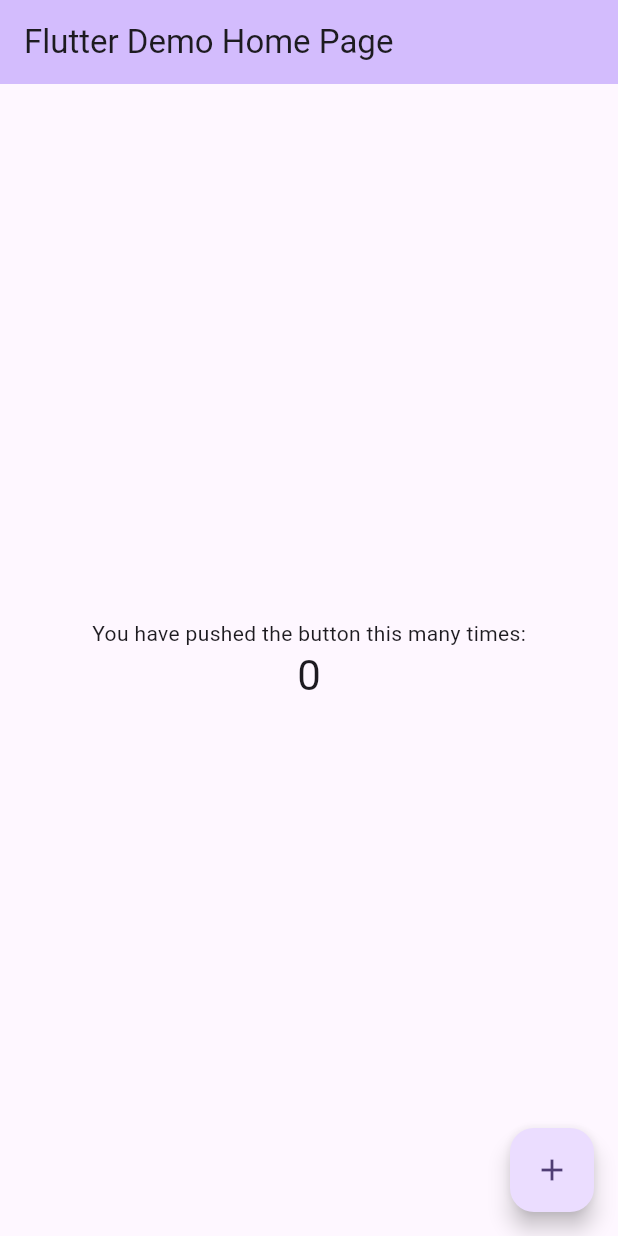
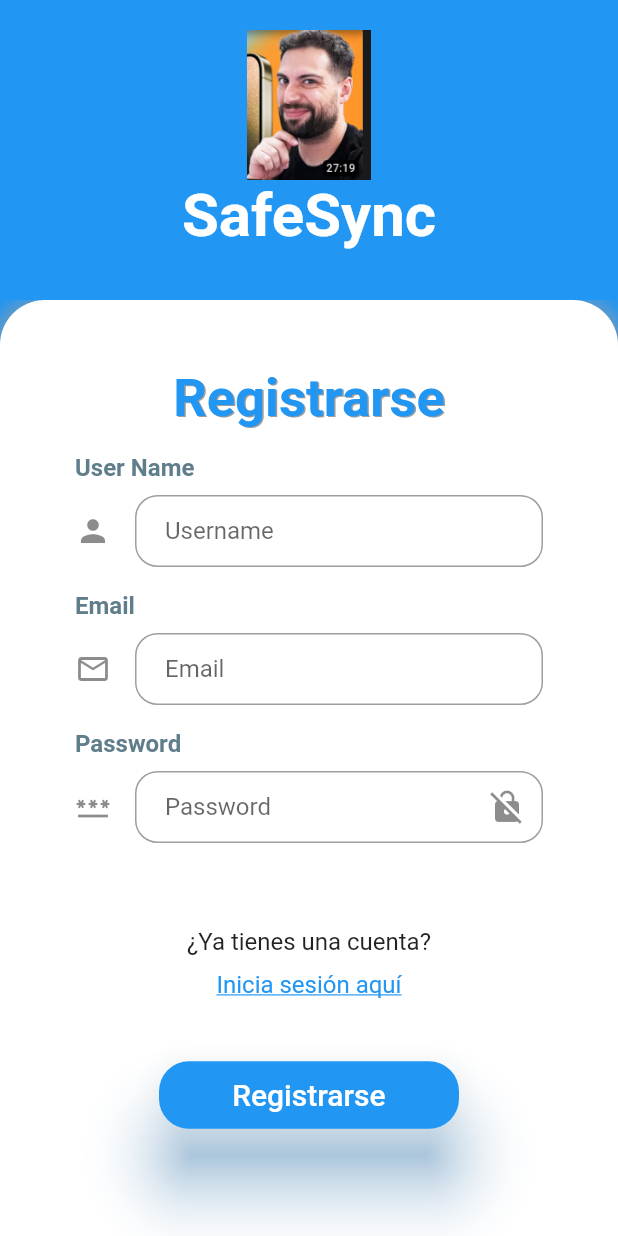
Before and after one commit to JesuBermudez/SafeSync, a Flutter app: the screen it shows after launch, on a phone screen of 412 x 824 dp. Run offline on Flutter 3.47's test engine with Material 2 defaults, Android fonts, the light colour scheme and no system bars.

Commit message:
-mfix(register casi finished)

```diff
--- a/lib/main.dart
+++ b/lib/main.dart
@@ -1,4 +1,7 @@
 import 'package:flutter/material.dart';
+import 'package:safesync/routes/routes.dart';
+// ignore: depend_on_referenced_packages
+import 'package:flutter_localizations/flutter_localizations.dart';
 
 void main() {
   runApp(const MyApp());
@@ -10,60 +13,18 @@ class MyApp extends StatelessWidget {
   @override
   Widget build(BuildContext context) {
     return MaterialApp(
-      title: 'Flutter Demo',
-      theme: ThemeData(
-        colorScheme: ColorScheme.fromSeed(seedColor: Colors.deepPurple),
-        useMaterial3: true,
-      ),
-      home: const MyHomePage(title: 'Flutter Demo Home Page'),
+      localizationsDelegates: const [
+        GlobalMaterialLocalizations.delegate,
+        GlobalWidgetsLocalizations.delegate,
+        GlobalCupertinoLocalizations.delegate,
+      ],
+      supportedLocales: const [
+        Locale('en'), // English
+        Locale('es'), // Spanish
+      ],
+      debugShowCheckedModeBanner: false,
+      initialRoute: '/',
+      routes: getAppRoutes(),
     );
   }
 }
-
-class MyHomePage extends StatefulWidget {
-  const MyHomePage({super.key, required this.title});
-
-  final String title;
-
-  @override
-  State<MyHomePage> createState() => _MyHomePageState();
-}
-
-class _MyHomePageState extends State<MyHomePage> {
-  int _counter = 0;
-
-  void _incrementCounter() {
-    setState(() {
-      _counter++;
-    });
-  }
-
-  @override
-  Widget build(BuildContext context) {
-    return Scaffold(
-      appBar: AppBar(
-        backgroundColor: Theme.of(context).colorScheme.inversePrimary,
-        title: Text(widget.title),
-      ),
-      body: Center(
-        child: Column(
-          mainAxisAlignment: MainAxisAlignment.center,
-          children: <Widget>[
-            const Text(
-              'You have pushed the button this many times:',
-            ),
-            Text(
-              '$_counter',
-              style: Theme.of(context).textTheme.headlineMedium,
-            ),
-          ],
-        ),
-      ),
-      floatingActionButton: FloatingActionButton(
-        onPressed: _incrementCounter,
-        tooltip: 'Increment',
-        child: const Icon(Icons.add),
-      ),
-    );
-  }
-}
--- /dev/null
+++ b/lib/pages/register_page.dart
@@ -0,0 +1,169 @@
+import 'package:flutter/material.dart';
+
+import '../ui/inputs/input_label.dart';
+import '../ui/inputs/redirection_login.dart';
+
+class RegisterPage extends StatefulWidget {
+  const RegisterPage({super.key});
+
+  @override
+  State<RegisterPage> createState() => _RegisterPageState();
+}
+
+class _RegisterPageState extends State<RegisterPage> {
+  @override
+  Widget build(BuildContext context) {
+    final screenHeight = MediaQuery.of(context).size.height;
+    return Scaffold(
+      resizeToAvoidBottomInset: true,
+      body: Stack(
+        children: [
+          //Fondo azul con logo y nombre de la app
+          Positioned(
+            top: 0,
+            left: 0,
+            right: 0,
+            height: 230,
+            child: Container(
+              color: Colors.blue,
+              padding: const EdgeInsets.all(20.0),
+              child: Column(
+                children: [
+                  Image.asset('assets/logo.png', height: 100),
+                  const Text(
+                    'SafeSync',
+                    style: TextStyle(
+                        color: Colors.white,
+                        fontSize: 40.0,
+                        fontWeight: FontWeight.bold),
+                  )
+                ],
+              ),
+            ),
+          ),
+
+          //Contenedor de los imputs
+          Positioned(
+            bottom: 0,
+            left: 0,
+            right: 0,
+            top: 200,
+            child: SingleChildScrollView(
+              child: Container(
+                padding: EdgeInsets.fromLTRB(50, 45, 50, screenHeight * 0.30),
+                decoration: BoxDecoration(
+                  boxShadow: [
+                    BoxShadow(
+                      color: Colors.grey.withOpacity(0.5),
+                      spreadRadius: 5,
+                      blurRadius: 7,
+                      offset: const Offset(0, 3),
+                    ),
+                  ],
+                  color: Colors.white,
+                  borderRadius: const BorderRadius.only(
+                    topLeft: Radius.circular(30.0),
+                    topRight: Radius.circular(30.0),
+                  ),
+                ),
+                child: Column(
+                  children: [
+                    const Text(
+                      'Registrarse',
+                      style: TextStyle(
+                          fontSize: 35.0,
+                          fontWeight: FontWeight.bold,
+                          color: Colors.blue,
+                          shadows: [
+                            Shadow(offset: Offset(1.0, 1.2), color: Colors.grey)
+                          ]),
+                      textAlign: TextAlign.center,
+                    ),
+                    const SizedBox(height: 16),
+                    LabelInput(label: 'User Name', input: createUserName()),
+                    LabelInput(label: 'Email', input: createEmail()),
+                    LabelInput(label: 'Password', input: createPasword()),
+                    const SizedBox(height: 40),
+                    createRedirection(
+                        text: '¿Ya tienes una cuenta?',
+                        textLink: 'Inicia sesión aquí'),
+                    const SizedBox(height: 40),
+                    createButtonRegister()
+                  ],
+                ),
+              ),
+            ),
+          )
+        ],
+      ),
+    );
+  }
+
+  createButtonRegister() {
+    return ElevatedButton(
+      onPressed: () {},
+      style: ButtonStyle(
+          elevation: const MaterialStatePropertyAll(20),
+          fixedSize: const MaterialStatePropertyAll(Size(200, 45)),
+          shadowColor: const MaterialStatePropertyAll(Colors.blue),
+          shape: MaterialStatePropertyAll(RoundedRectangleBorder(
+              borderRadius: BorderRadius.circular(20.0)))),
+      child: const Text(
+        'Registrarse',
+        style: TextStyle(fontSize: 20),
+      ),
+    );
+  }
+
+  createUserName() {
+    return TextField(
+      decoration: InputDecoration(
+        border: OutlineInputBorder(borderRadius: BorderRadius.circular(15.0)),
+        contentPadding:
+            const EdgeInsets.symmetric(vertical: 10.0, horizontal: 20.0),
+        labelText: 'Username',
+        icon: const Icon(Icons.person),
+      ),
+      onChanged: (text) {
+        // ignore: avoid_print
+        print(text);
+      },
+    );
+  }
+
+  createPasword() {
+    return TextField(
+      decoration: InputDecoration(
+        border: OutlineInputBorder(borderRadius: BorderRadius.circular(15.0)),
+        labelText: 'Password',
+        icon: const Icon(Icons.password_outlined),
+        suffixIcon: const Icon(Icons.no_encryption_gmailerrorred),
+        contentPadding:
+            const EdgeInsets.symmetric(vertical: 10.0, horizontal: 20.0),
+      ),
+      obscureText: true,
+      onChanged: (text) {
+        // ignore: avoid_print
+        print(text);
+      },
+    );
+  }
+
+  createEmail() {
+    return TextField(
+      decoration: InputDecoration(
+        border: OutlineInputBorder(borderRadius: BorderRadius.circular(15.0)),
+        labelText: 'Email',
+        suffixText: '@gmail.com',
+        icon: const Icon(Icons.email_outlined),
+        contentPadding:
+            const EdgeInsets.symmetric(vertical: 10.0, horizontal: 20.0),
+      ),
+      keyboardType: TextInputType.emailAddress,
+      onChanged: (text) {
+        // ignore: avoid_print
+        print(text);
+      },
+    );
+  }
+}
--- /dev/null
+++ b/lib/routes/routes.dart
@@ -0,0 +1,6 @@
+import 'package:flutter/material.dart';
+import 'package:safesync/pages/register_page.dart';
+
+Map<String, WidgetBuilder> getAppRoutes() {
+  return <String, WidgetBuilder>{'/': (BuildContext context) => RegisterPage()};
+}
--- /dev/null
+++ b/lib/ui/inputs/input_label.dart
@@ -0,0 +1,27 @@
+import 'package:flutter/material.dart';
+
+class LabelInput extends StatelessWidget {
+  const LabelInput({super.key, required this.label, required this.input});
+  final String label;
+  final Widget input;
+
+  @override
+  Widget build(BuildContext context) {
+    return Column(
+      crossAxisAlignment: CrossAxisAlignment.start,
+      children: [
+        Text(
+          label,
+          style: const TextStyle(
+            fontSize: 16.0,
+            fontWeight: FontWeight.bold,
+            color: Colors.blueGrey,
+          ),
+        ),
+        const SizedBox(height: 9.0),
+        input,
+        const SizedBox(height: 16.0)
+      ],
+    );
+  }
+}
--- /dev/null
+++ b/lib/ui/inputs/redirection_login.dart
@@ -0,0 +1,27 @@
+import 'package:flutter/material.dart';
+
+createRedirection({required String text, required String textLink}) {
+  return Column(mainAxisAlignment: MainAxisAlignment.center, children: <Widget>[
+    Text(
+      text,
+      style: const TextStyle(
+        fontSize: 16.0,
+      ),
+    ),
+    const SizedBox(height: 10.0),
+    GestureDetector(
+      onTap: () {
+        // pantalla para iniciar sesión
+        // Navigator.push(context, MaterialPageRoute(builder: (context) => SignInScreen()));
+      },
+      child: Text(
+        textLink,
+        style: const TextStyle(
+          fontSize: 16.0,
+          color: Colors.blue,
+          decoration: TextDecoration.underline,
+        ),
+      ),
+    )
+  ]);
+}
```
Also changed, not shown: pubspec.yaml (+5 -4 lines), assets/logo.png (added), lib/services/register/register.dart (added), pubspec.lock.
